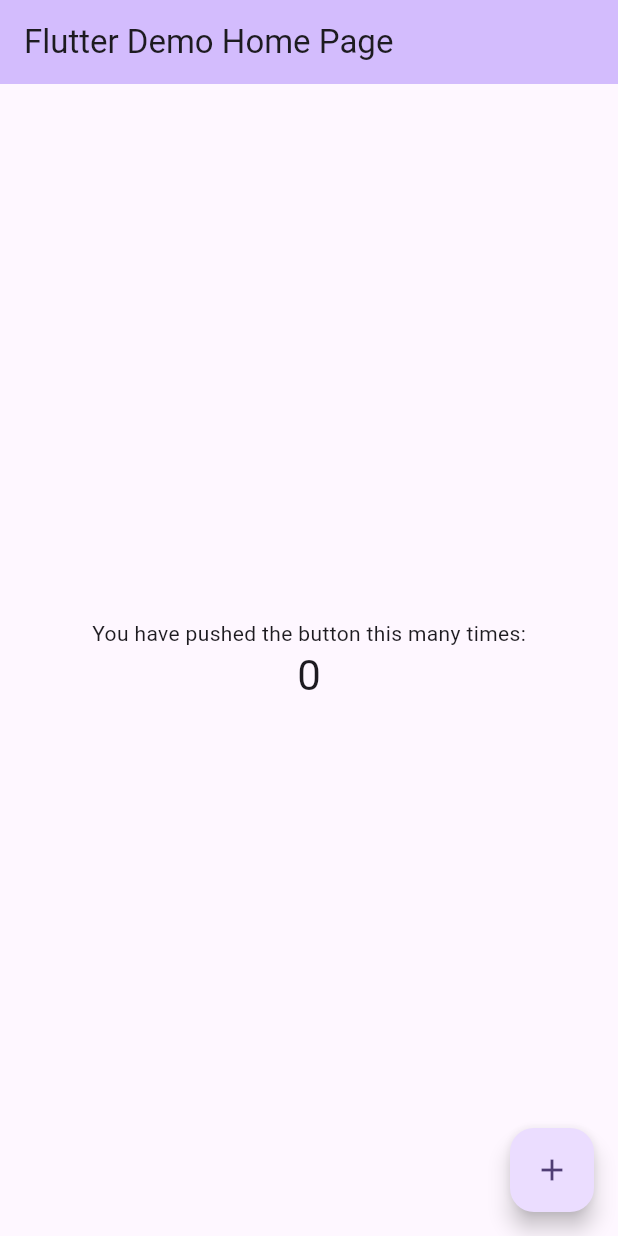
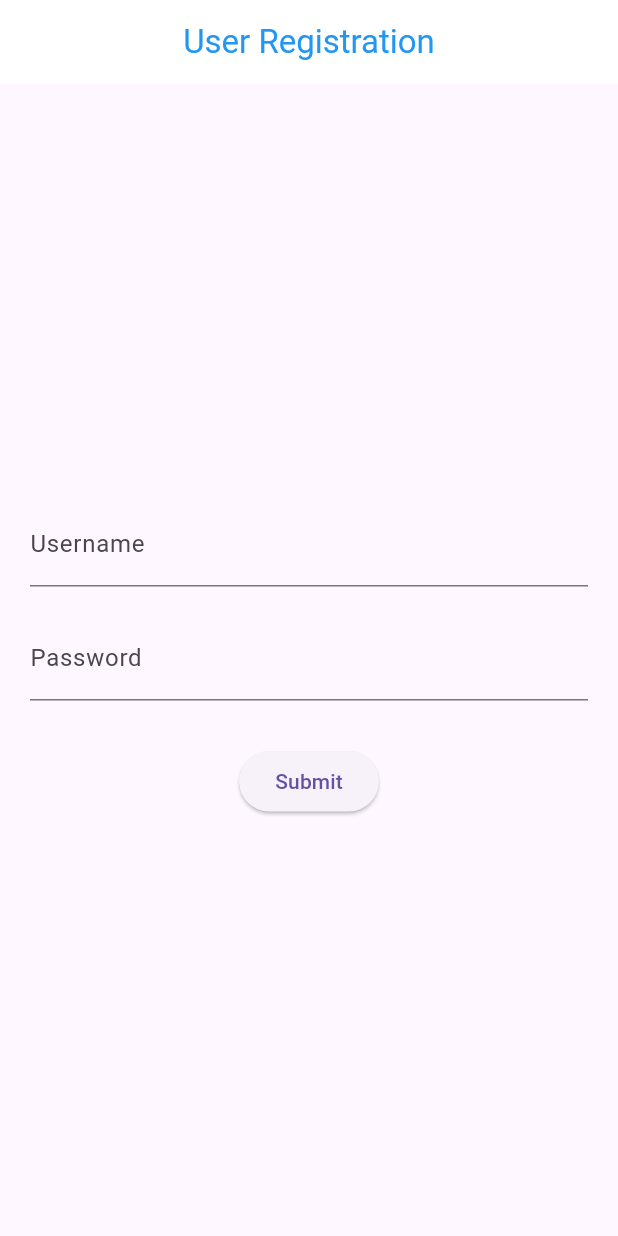
Before and after one commit to Shubhangi-H98/test2, a Flutter app: the screen it shows after launch, on a phone screen of 412 x 824 dp. Run offline on Flutter 3.47's test engine with Material 3 defaults, Android fonts, the phone set to English and light mode, and no system bars; our stand-ins replace sqflite; accounts and stored records are empty.

Commit message:
login page add with sqlite db

```diff
--- /dev/null
+++ b/lib/db_helper.dart
@@ -0,0 +1,68 @@
+import 'dart:io';
+import 'package:flutter/services.dart';
+import 'package:path/path.dart';
+import 'package:path_provider/path_provider.dart';
+import 'package:sqflite/sqflite.dart';
+
+class DBHelper {
+  static Database? _db;
+
+  // डेटाबेस को get करना (या initialize करना)
+  static Future<Database> get database async {
+    if (_db != null) return _db!;
+    _db = await initDB();
+    return _db!;
+  }
+
+  // डेटाबेस initialize करना
+  static Future<Database> initDB() async {
+    Directory documentsDirectory = await getApplicationDocumentsDirectory();
+    String path = join(documentsDirectory.path, 'user.db');
+
+    return await openDatabase(
+      path,
+      version: 1,
+      onCreate: (db, version) async {
+        // Table बनाना
+        await db.execute('''
+          CREATE TABLE users (
+            id INTEGER PRIMARY KEY AUTOINCREMENT,
+            username TEXT NOT NULL,
+            password TEXT NOT NULL
+          )
+        ''');
+      },
+    );
+  }
+
+  // 👤 नया यूज़र insert करना
+  static Future<void> insertUser(String username, String password) async {
+    final db = await database;
+
+    await db.insert(
+      'users',
+      {
+        'username': username,
+        'password': password,
+      },
+      conflictAlgorithm: ConflictAlgorithm.replace, // अगर same username हो तो replace कर दो
+    );
+  }
+
+  // 🔍 यूज़र को username से ढूंढना (लॉगिन के लिए)
+  static Future<Map<String, dynamic>?> getUser(String username) async {
+    final db = await database;
+
+    List<Map<String, dynamic>> result = await db.query(
+      'users',
+      where: 'username = ?',
+      whereArgs: [username],
+    );
+
+    if (result.isNotEmpty) {
+      return result.first;
+    } else {
+      return null;
+    }
+  }
+}
--- /dev/null
+++ b/lib/login_page.dart
@@ -0,0 +1,100 @@
+import 'package:flutter/material.dart';
+import 'db_helper.dart'; // Make sure db_helper.dart is created
+
+class LoginPage extends StatefulWidget {
+  @override
+  _LoginPageState createState() => _LoginPageState();
+}
+
+class _LoginPageState extends State<LoginPage> {
+  final TextEditingController _usernameController = TextEditingController();
+  final TextEditingController _passwordController = TextEditingController();
+
+  void _submit() async {
+    String username = _usernameController.text.trim();
+    String password = _passwordController.text.trim();
+
+    if (username.isEmpty || password.isEmpty) {
+      showDialog(
+        context: context,
+        builder: (_) => AlertDialog(
+          title: Text('Input Error'),
+          content: Text('Username और Password खाली नहीं हो सकते।'),
+          actions: [
+            TextButton(
+              onPressed: () => Navigator.pop(context),
+              child: Text("OK"),
+            )
+          ],
+        ),
+      );
+      return;
+    }
+
+    // 🔽 यूज़र को डेटाबेस में सेव करें
+    await DBHelper.insertUser(username, password);
+
+    // ✅ Success message
+    showDialog(
+      context: context,
+      builder: (_) => AlertDialog(
+        title: Text('User Saved'),
+        content: Text('Username and Password saved successfully'),
+        actions: [
+          TextButton(
+            onPressed: () => Navigator.pop(context),
+            child: Text("OK"),
+          )
+        ],
+      ),
+    );
+
+    // TextFields साफ करें
+    _usernameController.clear();
+    _passwordController.clear();
+  }
+
+  @override
+  void initState() {
+    super.initState();
+    DBHelper.database; // DB initialize करना
+  }
+
+  @override
+  Widget build(BuildContext context) {
+    return Scaffold(
+      appBar: AppBar(
+        title: Text(
+          'User Registration',
+          style: TextStyle(color: Colors.blue),
+        ),
+        centerTitle: true,
+        backgroundColor: Colors.white,
+        iconTheme: IconThemeData(color: Colors.blue),
+      ),
+      body: Padding(
+        padding: const EdgeInsets.all(20.0),
+        child: Column(
+          mainAxisAlignment: MainAxisAlignment.center,
+          children: [
+            TextField(
+              controller: _usernameController,
+              decoration: InputDecoration(labelText: 'Username'),
+            ),
+            SizedBox(height: 20),
+            TextField(
+              controller: _passwordController,
+              decoration: InputDecoration(labelText: 'Password'),
+              obscureText: true,
+            ),
+            SizedBox(height: 30),
+            ElevatedButton(
+              onPressed: _submit,
+              child: Text('Submit'),
+            ),
+          ],
+        ),
+      ),
+    );
+  }
+}
--- a/lib/main.dart
+++ b/lib/main.dart
@@ -1,4 +1,6 @@
 import 'package:flutter/material.dart';
+
+import 'login_page.dart';
 
 void main() {
   runApp(const MyApp());
@@ -7,123 +9,15 @@ void main() {
 class MyApp extends StatelessWidget {
   const MyApp({super.key});
 
-  //changes 1
-
-  //changes 2
-  //changes 3
-
-  //changes 4
-
   // This widget is the root of your application.
   @override
   Widget build(BuildContext context) {
     return MaterialApp(
       title: 'Flutter Demo',
-      theme: ThemeData(
-        // This is the theme of your application.
-        //
-        // TRY THIS: Try running your application with "flutter run". You'll see
-        // the application has a purple toolbar. Then, without quitting the app,
-        // try changing the seedColor in the colorScheme below to Colors.green
-        // and then invoke "hot reload" (save your changes or press the "hot
-        // reload" button in a Flutter-supported IDE, or press "r" if you used
-        // the command line to start the app).
-        //
-        // Notice that the counter didn't reset back to zero; the application
-        // state is not lost during the reload. To reset the state, use hot
-        // restart instead.
-        //
-        // This works for code too, not just values: Most code changes can be
-        // tested with just a hot reload.
-        colorScheme: ColorScheme.fromSeed(seedColor: Colors.deepPurple),
-      ),
-      home: const MyHomePage(title: 'Flutter Demo Home Page'),
+      theme: ThemeData(primarySwatch: Colors.blue),
+      debugShowCheckedModeBanner: false,
+
+      home: LoginPage(), // Load the login page
     );
   }
 }
-
-class MyHomePage extends StatefulWidget {
-  const MyHomePage({super.key, required this.title});
-
-  // This widget is the home page of your application. It is stateful, meaning
-  // that it has a State object (defined below) that contains fields that affect
-  // how it looks.
-
-  // This class is the configuration for the state. It holds the values (in this
-  // case the title) provided by the parent (in this case the App widget) and
-  // used by the build method of the State. Fields in a Widget subclass are
-  // always marked "final".
-
-  final String title;
-
-  @override
-  State<MyHomePage> createState() => _MyHomePageState();
-}
-
-class _MyHomePageState extends State<MyHomePage> {
-  int _counter = 0;
-
-  void _incrementCounter() {
-    setState(() {
-      // This call to setState tells the Flutter framework that something has
-      // changed in this State, which causes it to rerun the build method below
-      // so that the display can reflect the updated values. If we changed
-      // _counter without calling setState(), then the build method would not be
-      // called again, and so nothing would appear to happen.
-      _counter++;
-    });
-  }
-
-  @override
-  Widget build(BuildContext context) {
-    // This method is rerun every time setState is called, for instance as done
-    // by the _incrementCounter method above.
-    //
-    // The Flutter framework has been optimized to make rerunning build methods
-    // fast, so that you can just rebuild anything that needs updating rather
-    // than having to individually change instances of widgets.
-    return Scaffold(
-      appBar: AppBar(
-        // TRY THIS: Try changing the color here to a specific color (to
-        // Colors.amber, perhaps?) and trigger a hot reload to see the AppBar
-        // change color while the other colors stay the same.
-        backgroundColor: Theme.of(context).colorScheme.inversePrimary,
-        // Here we take the value from the MyHomePage object that was created by
-        // the App.build method, and use it to set our appbar title.
-        title: Text(widget.title),
-      ),
-      body: Center(
-        // Center is a layout widget. It takes a single child and positions it
-        // in the middle of the parent.
-        child: Column(
-          // Column is also a layout widget. It takes a list of children and
-          // arranges them vertically. By default, it sizes itself to fit its
-          // children horizontally, and tries to be as tall as its parent.
-          //
-          // Column has various properties to control how it sizes itself and
-          // how it positions its children. Here we use mainAxisAlignment to
-          // center the children vertically; the main axis here is the vertical
-          // axis because Columns are vertical (the cross axis would be
-          // horizontal).
-          //
-          // TRY THIS: Invoke "debug painting" (choose the "Toggle Debug Paint"
-          // action in the IDE, or press "p" in the console), to see the
-          // wireframe for each widget.
-          mainAxisAlignment: MainAxisAlignment.center,
-          children: <Widget>[
-            const Text('You have pushed the button this many times:'),
-            Text(
-              '$_counter',
-              style: Theme.of(context).textTheme.headlineMedium,
-            ),
-          ],
-        ),
-      ),
-      floatingActionButton: FloatingActionButton(
-        onPressed: _incrementCounter,
-        tooltip: 'Increment',
-        child: const Icon(Icons.add),
-      ), // This trailing comma makes auto-formatting nicer for build methods.
-    );
-  }
-}
--- a/pubspec.yaml
+++ b/pubspec.yaml
@@ -30,6 +30,9 @@ environment:
 dependencies:
   flutter:
     sdk: flutter
+  sqflite: ^2.0.0+4
+  path: ^1.8.0
+  path_provider: ^2.0.14
 
   # The following adds the Cupertino Icons font to your application.
   # Use with the CupertinoIcons class for iOS style icons.
@@ -38,6 +41,7 @@ dependencies:
 dev_dependencies:
   flutter_test:
     sdk: flutter
+
 
   # The "flutter_lints" package below contains a set of recommended lints to
   # encourage good coding practices. The lint set provided by the package is
```
Also changed, not shown: pubspec.lock, 3 other files.
